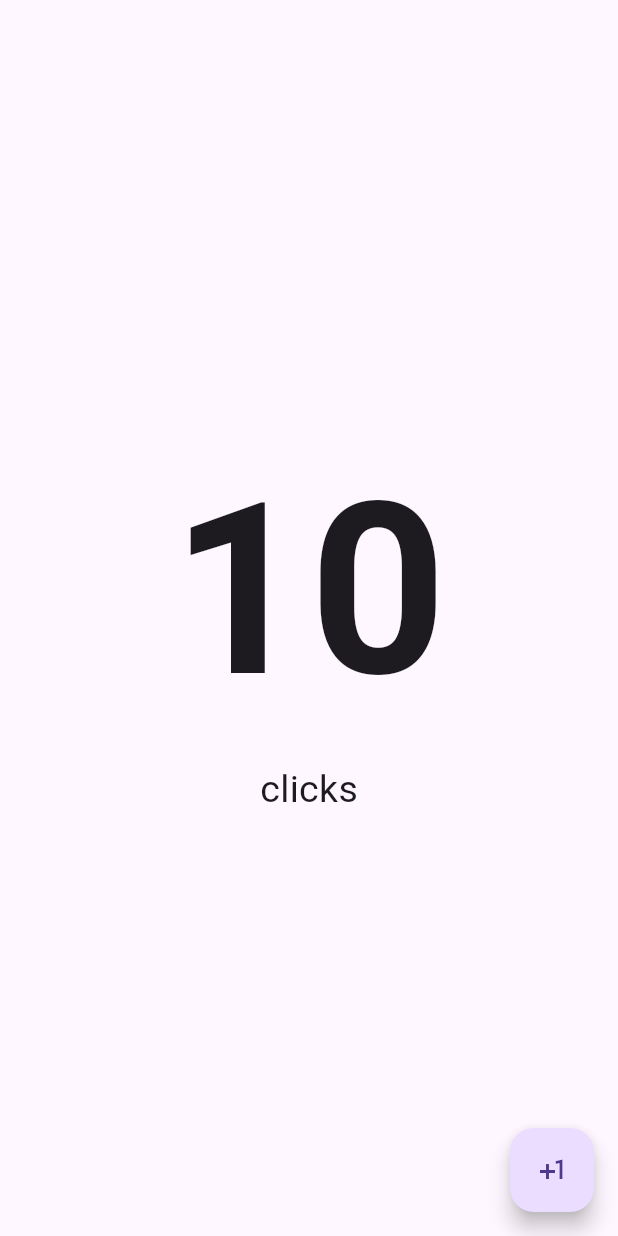
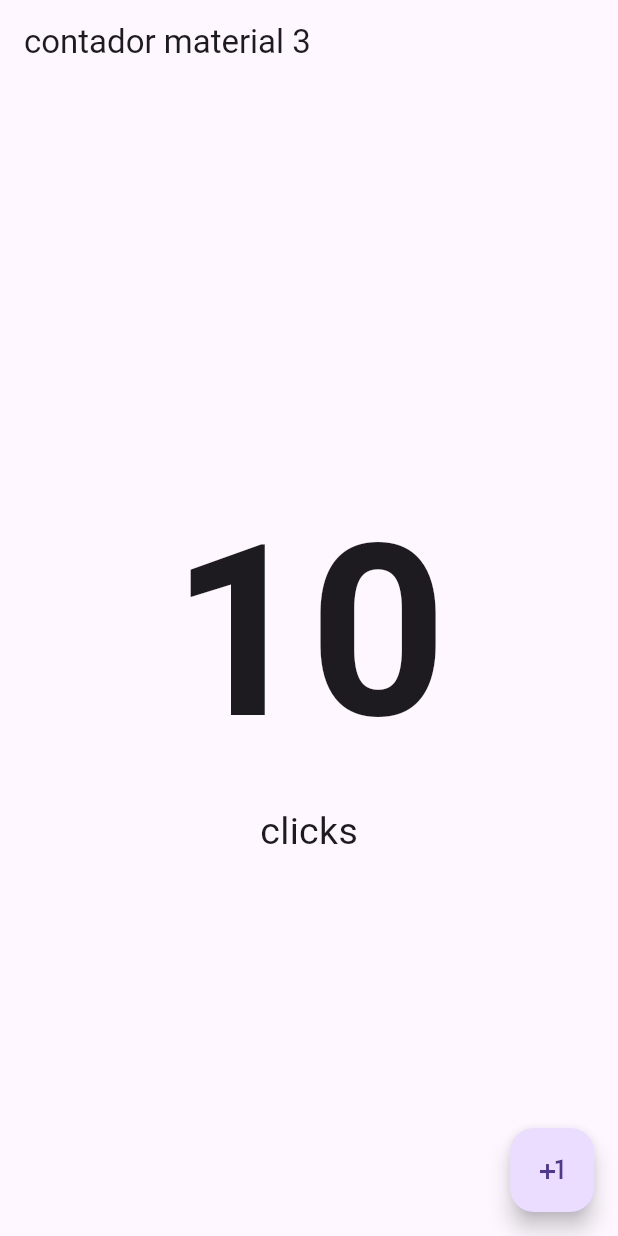
Before and after one commit to josebuen099/flutter--intro, a Flutter app: the screen it shows after launch, on a phone screen of 412 x 824 dp. Run offline on Flutter 3.47's test engine with Material 3 defaults, Android fonts, the phone set to English and light mode, and no system bars.

Commit message:
se crea el appbar

```diff
--- a/prueba/aplicacion_2/lib/presentacion/screens/counter_screen.dart
+++ b/prueba/aplicacion_2/lib/presentacion/screens/counter_screen.dart
@@ -6,6 +6,9 @@ class CounterScreen extends StatelessWidget {
   @override
   Widget build(BuildContext context) {
     return Scaffold(
+      appBar: AppBar(
+        title: const Text('contador material 3'),
+      ),
       body: const Center(
         child: Column(
           mainAxisAlignment: MainAxisAlignment.center,
```
